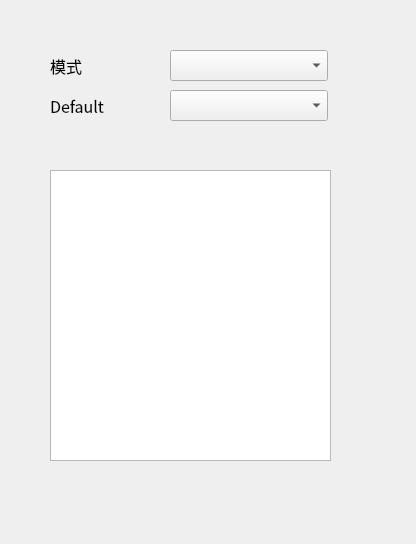
Before: the Qt Designer form src/configwindow.ui in jiangzc/CuteTranslation, drawn with Qt 5.
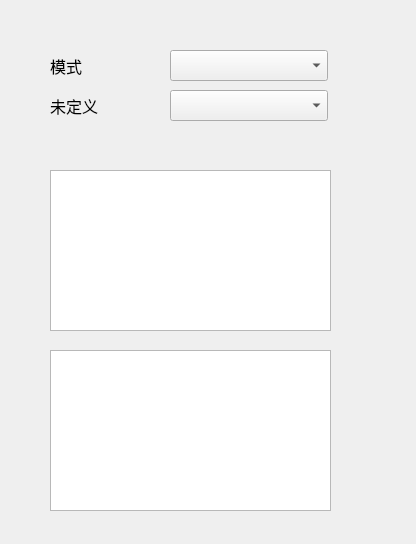
After: the same form once the commit is applied.

Diff of the .ui file:
```diff
--- a/src/configwindow.ui
+++ b/src/configwindow.ui
@@ -65,7 +65,7 @@
     </font>
    </property>
    <property name="text">
-    <string>Default</string>
+    <string>未定义</string>
    </property>
   </widget>
   <widget class="QComboBox" name="comboBox_2">
@@ -84,7 +84,17 @@
      <x>50</x>
      <y>170</y>
      <width>281</width>
-     <height>291</height>
+     <height>161</height>
+    </rect>
+   </property>
+  </widget>
+  <widget class="QListView" name="listView_2">
+   <property name="geometry">
+    <rect>
+     <x>50</x>
+     <y>350</y>
+     <width>281</width>
+     <height>161</height>
     </rect>
    </property>
   </widget>
```
Left out of the diff: 3 changed lines with no effect on the pictures.
